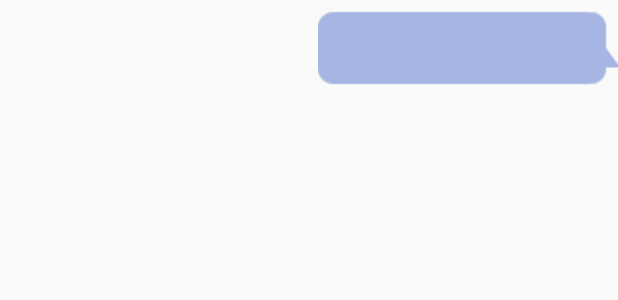
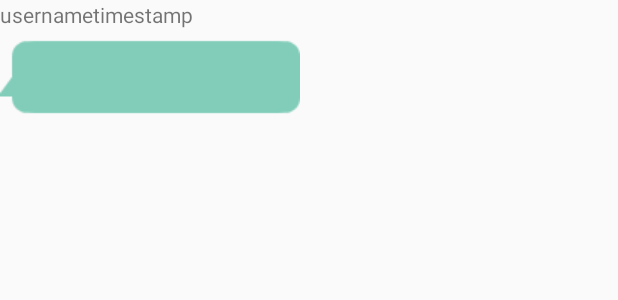
Before and after one commit to ChoiSojung/playover, an Android app: the layout right_message_bubble.xml on its own in the app's theme, with its tools: preview values and no code run, on a phone screen of 412 x 824 dp. Shown: the top 300 px of the screen. Run offline under Robolectric (Android 15) with nearby library versions, the phone set to English and light mode, and no system bars.

Commit message:
partially working message bubble ui change

```diff
--- a/app/src/main/java/com/playover/MessageAdapter.java
+++ b/app/src/main/java/com/playover/MessageAdapter.java
@@ -41,6 +41,8 @@ public class MessageAdapter extends ArrayAdapter<MessageBubble> {
         holder = new ViewHolder(convertView);
         convertView.setTag(holder);
 
+        holder.userName.setText(messageBubble.getUserName());
+        holder.timeStamp.setText(messageBubble.getTimeStamp());
         holder.msg.setText(messageBubble.getContent());
 
         return convertView;
@@ -63,9 +65,13 @@ public class MessageAdapter extends ArrayAdapter<MessageBubble> {
     }
 
     private class ViewHolder {
+        private TextView userName;
+        private TextView timeStamp;
         private TextView msg;
 
         public ViewHolder(View v) {
+            userName = v.findViewById(R.id.user_name);
+            timeStamp = v.findViewById(R.id.time_stamp);
             msg = v.findViewById(R.id.txt_msg);
         }
     }
--- a/app/src/main/res/layout/right_message_bubble.xml
+++ b/app/src/main/res/layout/right_message_bubble.xml
@@ -3,10 +3,34 @@
     android:layout_height="wrap_content">
 
     <LinearLayout
+        android:layout_width="wrap_content"
+        android:layout_height="wrap_content"
+        android:orientation="vertical">
+
+        <LinearLayout
+            android:layout_width="wrap_content"
+            android:layout_height="wrap_content"
+            android:orientation="horizontal">
+
+            <TextView
+                android:layout_width="wrap_content"
+                android:layout_height="wrap_content"
+                android:id="@+id/user_name"
+                android:text="username"/>
+
+            <TextView
+                android:layout_width="wrap_content"
+                android:layout_height="wrap_content"
+                android:id="@+id/time_stamp"
+                android:text="timestamp"/>
+
+        </LinearLayout>
+
+        <LinearLayout
             android:layout_width="200dp"
             android:layout_height="wrap_content"
-        android:layout_alignParentRight="true"
-        android:background="@drawable/bub_blue"
+            android:layout_alignParentLeft="true"
+            android:background="@drawable/bub_green"
             android:orientation="vertical"
             android:paddingBottom="10dp">
 
@@ -20,4 +44,6 @@
 
         </LinearLayout>
 
+    </LinearLayout>
+
 </RelativeLayout>
```
Also changed, not shown: app/src/main/java/com/playover/MessagingBubbles_Fragment.java (+10 -1 lines), app/src/main/java/com/playover/models/MessageBubble.java (+9 -1 lines), app/src/main/res/layout/fragment_groupmessagingthreads.xml (deleted, +0 -25 lines), app/src/main/res/layout/left_message_bubble.xml (+26 -0 lines). Lines whose indentation alone changed are shown as unchanged.
